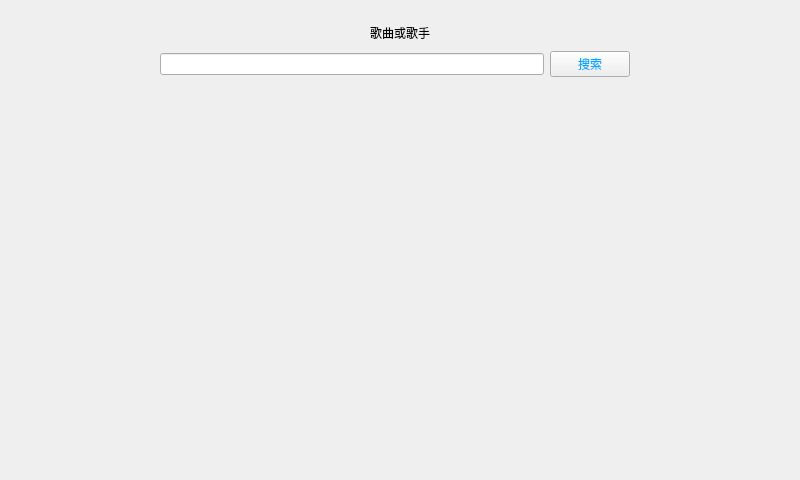
Above: widget.ui from wai-wai/NaMusic before the change. Below: the same form after it.
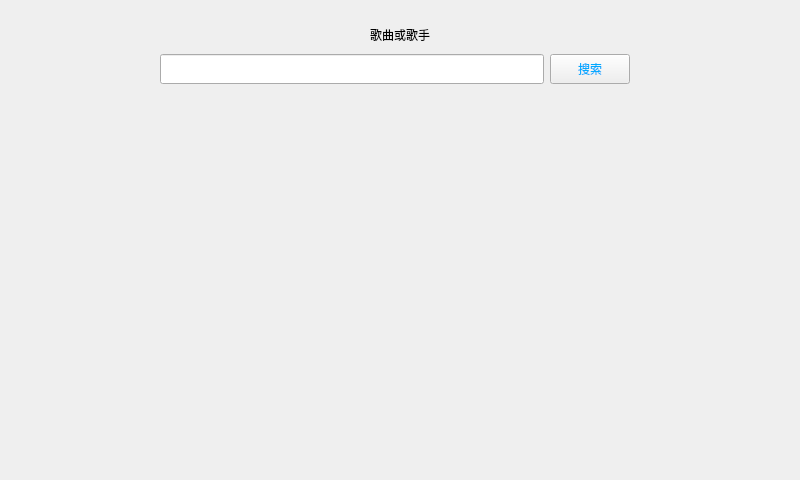
That is the form after the change.

```diff
--- a/widget.ui
+++ b/widget.ui
@@ -34,7 +34,7 @@
      <property name="minimumSize">
       <size>
        <width>0</width>
-       <height>75</height>
+       <height>80</height>
       </size>
      </property>
      <property name="maximumSize">
@@ -83,7 +83,7 @@
           <property name="minimumSize">
            <size>
             <width>0</width>
-            <height>20</height>
+            <height>30</height>
            </size>
           </property>
          </widget>
@@ -93,7 +93,7 @@
           <property name="minimumSize">
            <size>
             <width>0</width>
-            <height>20</height>
+            <height>30</height>
            </size>
           </property>
           <property name="styleSheet">
```
